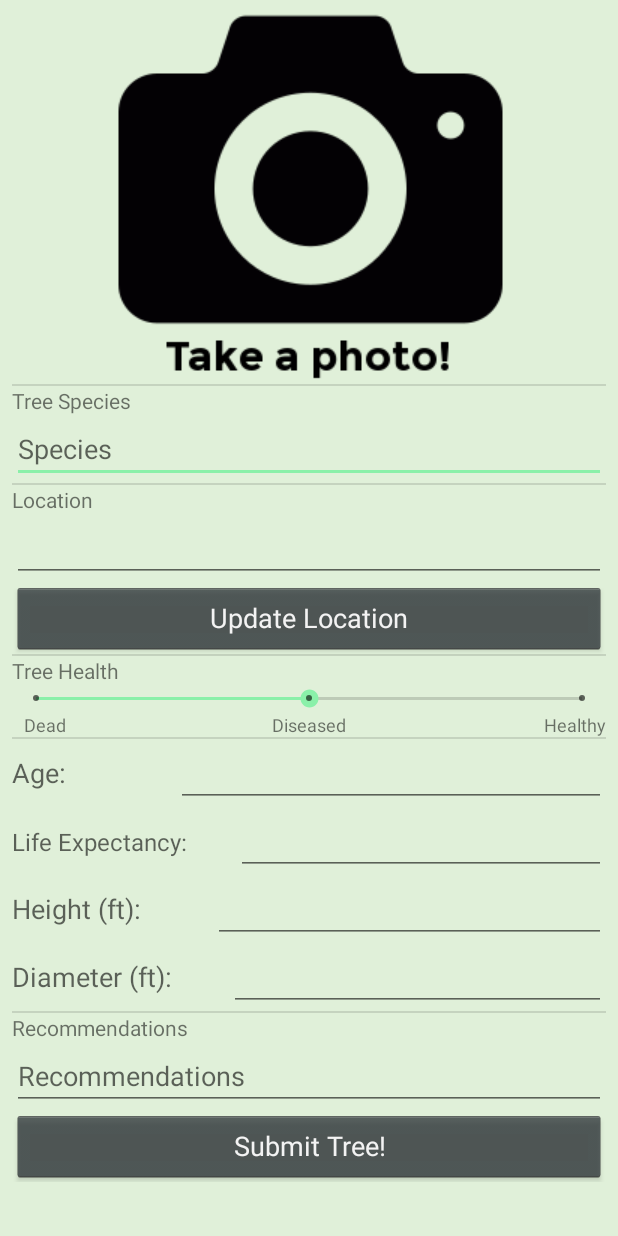
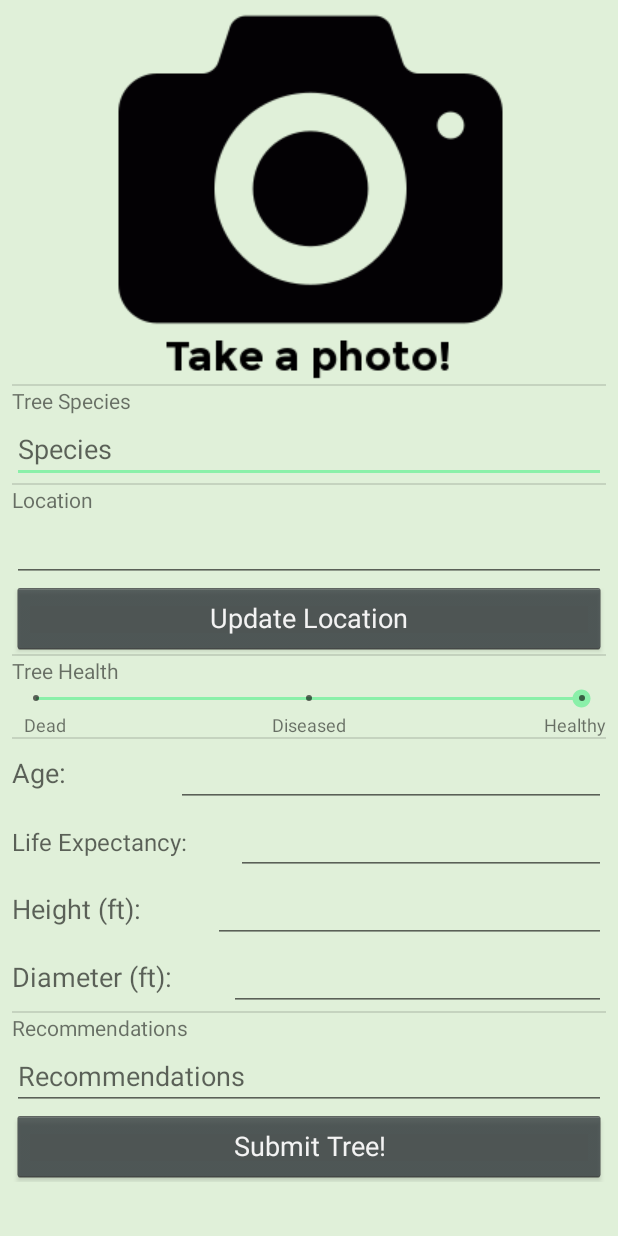
Before and after one commit to Sameer0201/LeafSpace, an Android app: the TreeInputActivity screen opened directly, with no data from a screen before it, on a phone screen of 412 x 824 dp. Run offline under Robolectric (Android 15) with nearby library versions, the light colour scheme and no system bars; our stand-ins replace Firebase (no records; nobody signed in at launch, a user with empty details on screens opened directly).

Commit message:
final changes

```diff
--- a/app/src/main/AndroidManifest.xml
+++ b/app/src/main/AndroidManifest.xml
@@ -12,7 +12,7 @@
 
     <application
         android:allowBackup="true"
-        android:icon="@mipmap/ic_launcher"
+        android:icon="@drawable/newicon"
         android:label="@string/app_name"
         android:roundIcon="@mipmap/ic_launcher_round"
         android:supportsRtl="true"
--- a/app/src/main/res/layout/activity_tree_input_2.xml
+++ b/app/src/main/res/layout/activity_tree_input_2.xml
@@ -105,7 +105,7 @@
                 android:layout_width="match_parent"
                 android:layout_height="wrap_content"
                 android:max="2"
-                android:progress="1" />
+                android:progress="2" />
 
             <android.support.constraint.ConstraintLayout
                 android:id="@+id/linearLayout"
@@ -227,7 +227,7 @@
                     android:layout_height="wrap_content"
                     android:layout_weight="1"
                     android:ems="10"
-                    android:inputType="number" />
+                    android:inputType="numberDecimal" />
             </LinearLayout>
 
             <LinearLayout
@@ -252,7 +252,7 @@
                     android:layout_height="wrap_content"
                     android:layout_weight="1"
                     android:ems="10"
-                    android:inputType="number" />
+                    android:inputType="numberDecimal" />
             </LinearLayout>
 
             <View
```
Also changed, not shown: app/src/main/java/com/example/treesquad/leafspace/TreeInputActivity.java (+23 -2 lines).
